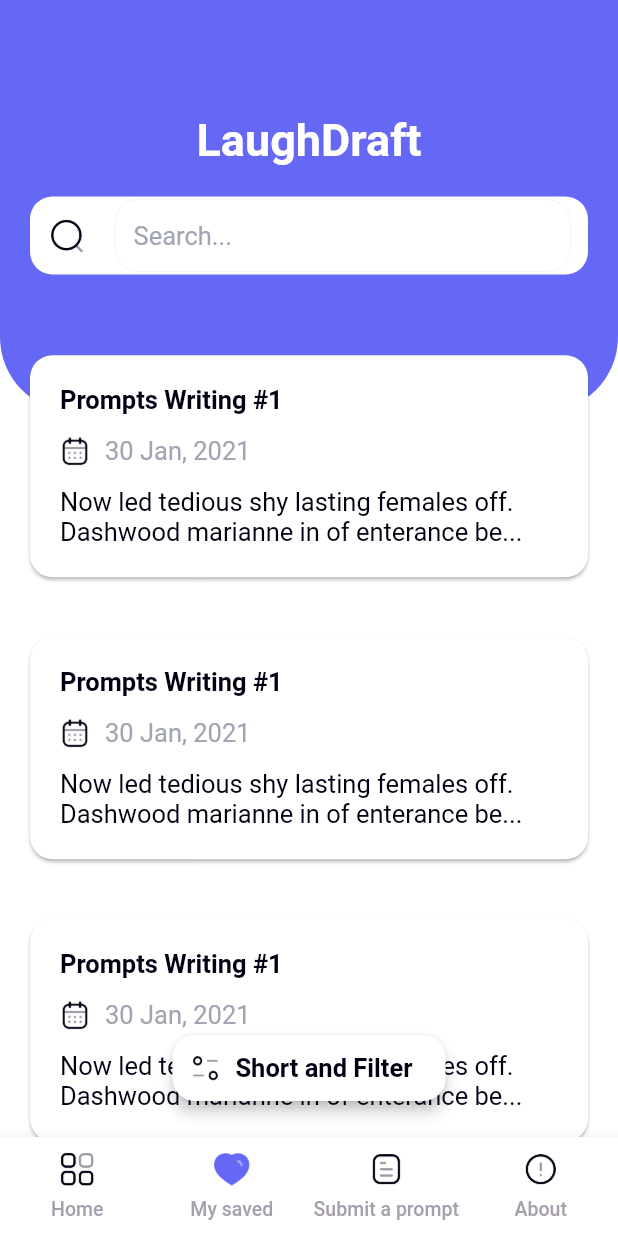
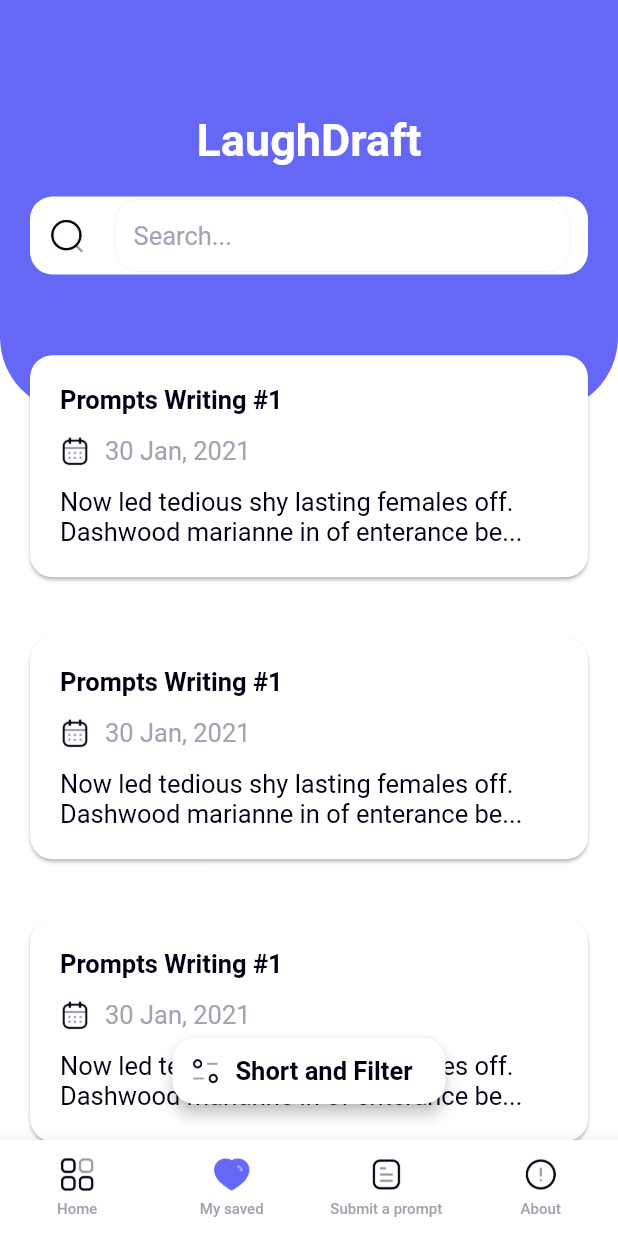
Before and after one commit to himanshu447/comedyApp, a Flutter app: the screen it shows after launch, item 2 of the bottom bar chosen, on a phone screen of 412 x 824 dp. Run offline on Flutter 3.47's test engine with Material 2 defaults, Android fonts, the phone set to English and light mode, and no system bars; our stand-ins replace bloc, equatable, flutter_bloc, get_it; Roboto replaces fonts that are missing (SF Pro Display).

Commit message:
change tab bar font size

```diff
--- a/lib/utils/style_util.dart
+++ b/lib/utils/style_util.dart
@@ -3,7 +3,7 @@ import 'package:flutter/material.dart';
 
 class StyleUtil {
   static TextStyle bottomTabTextStyle = const TextStyle(
-    fontSize: 13,
+    fontSize: 10,
     color: AppColor.bottomBarTextColor,
     fontWeight: FontWeight.w500,
     fontFamily: 'SF Pro Display',
```
Also changed, not shown: assets/images/icons/my_saved/empty_my_save.png (renamed from assets/images/icons/empty_my_save.png).
